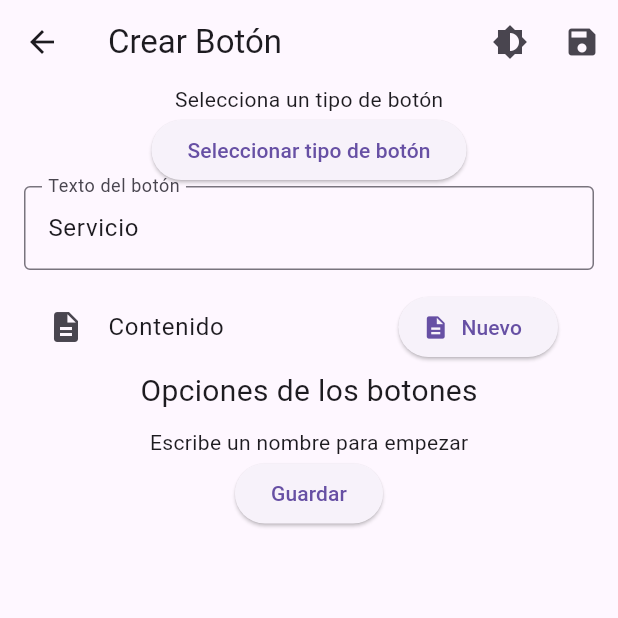
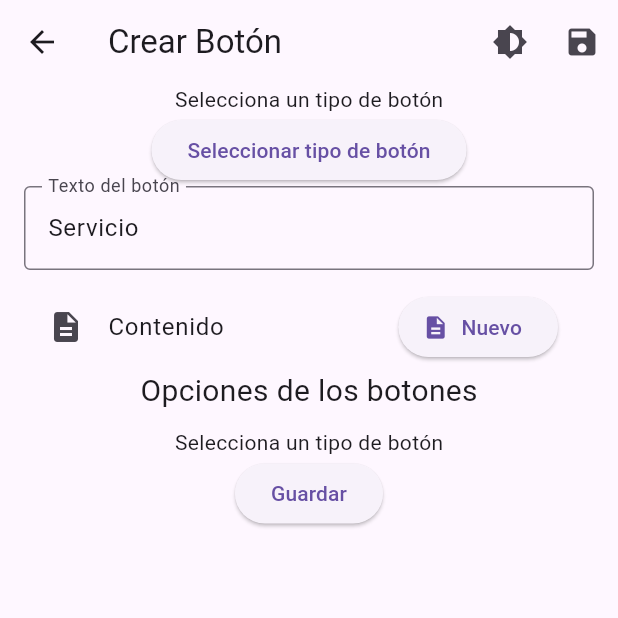
Before and after one commit to MagnoDaza/botones_medicos_ultimate_version, a Flutter app: the ButtonPage screen opened directly, on a phone screen of 412 x 824 dp, the top half of it. Run offline on Flutter 3.47's test engine with Material 3 defaults, Android fonts, the phone set to English and light mode, and no system bars; our stand-ins replace chips_choice, custom_refresh_indicator, flutter_colorpicker, fluttertoast, sqflite; missing offline and left inert: expansion_tile_group, flutter_quill, selectable_box; accounts and stored records are empty.

Commit message:
Funciona mejor el button optinons

```diff
--- a/lib/widget/button_options.dart
+++ b/lib/widget/button_options.dart
@@ -1,14 +1,13 @@
-import 'package:botones_medicos_ultimate_version/botones/widget/rainbow_icon.dart';
 import 'package:flutter/material.dart';
 import 'package:provider/provider.dart';
+import '../Screen/page_screen.dart';
 import '../botones/boton/elevated_button_data.dart';
-import '../botones/button_data.dart';
 import '../botones/widget/expansion_panel/custom_expansion_panel.dart';
+import '../botones/widget/rainbow_icon.dart';
 import '../controller/button_model.dart';
 import '../controller/color_notifier.dart';
 import '../controller/text_style_notifier.dart';
-// import '../rowbuttoncolor/button_row_fondo.dart';
-// import '../rowbuttoncolor/color_button_text.dart';
+import '../botones/button_data.dart';
 import '../rowbuttoncolor/custom_color_row.dart';
 
 class ButtonOptions extends StatefulWidget {
@@ -26,27 +25,26 @@ class ButtonOptions extends StatefulWidget {
 }
 
 class ButtonOptionsState extends State<ButtonOptions> {
-  ButtonType? lastButtonType;
+  // ButtonType? lastButtonType;
 
   @override
   Widget build(BuildContext context) {
     return Consumer<ButtonModel>(
       builder: (context, buttonModel, child) {
+        final selectedButtonType = context
+            .findAncestorStateOfType<ButtonPageState>()
+            ?.selectedButtonType;
+
+        if (selectedButtonType == null) {
+          return const Center(child: Text("Selecciona un tipo de botón"));
+        }
+
         if (buttonModel.factoryButtons.isEmpty) {
           return const Center(child: Text("Escribe un nombre para empezar"));
         }
 
         ButtonData buttonData =
             buttonModel.factoryButtons[buttonModel.selectedIndex];
-
-        // Reset TextStyleNotifier to default values when button type changes new button type and old button
-
-        if (lastButtonType != buttonData.type) {
-          lastButtonType = buttonData.type;
-          WidgetsBinding.instance.addPostFrameCallback((_) {
-            // context.read<TextStyleNotifier>().reset();
-          });
-        }
 
         switch (buttonData.type) {
           case ButtonType.elevated:
@@ -56,9 +54,7 @@ class ButtonOptionsState extends State<ButtonOptions> {
               children: [
                 CustomExpansionPanel(items: [
                   PanelItem(
-                      leading: RainbowIcon(
-                        iconData: Icons.format_color_fill,
-                      ),
+                    leading: RainbowIcon(iconData: Icons.format_color_fill),
                     headerValue: 'Color de fondo',
                     expandedValue: [
                       CustomColorButtonRow(
@@ -78,7 +74,8 @@ class ButtonOptionsState extends State<ButtonOptions> {
                               color: const Color(0xFF2196F3), name: 'Azul'),
                         ],
                       ),
-                      ]),
+                    ],
+                  ),
                   PanelItem(
                     leading: RainbowIcon(iconData: Icons.format_color_text),
                     headerValue: "Color de texto",
@@ -92,7 +89,8 @@ class ButtonOptionsState extends State<ButtonOptions> {
                           );
                           Provider.of<ColorNotifier>(context, listen: false)
                               .setTextColor(buttonData.id, newColor);
-                          }),
+                        },
+                      ),
                     ],
                   ),
                   PanelItem(
@@ -104,30 +102,6 @@ class ButtonOptionsState extends State<ButtonOptions> {
                     ],
                   ),
                 ]),
-
-                // ColorButtonRowFondo(
-                //   initialColor: elevatedButtonData.color,
-                //   updateButtonColor: (Color newColor) {
-                //     buttonModel.updateButton(
-                //       buttonModel.selectedIndex,
-                //       elevatedButtonData.copyWith(color: newColor),
-                //     );
-                //     Provider.of<ColorNotifier>(context, listen: false)
-                //         .setBackgroundColor(buttonData.id, newColor);
-                //   },
-                // // ),
-
-                // TextColorButtonRow(
-                //   initialColor: elevatedButtonData.textColor,
-                //   updateButtonTextColor: (Color newColor) {
-                //     buttonModel.updateButton(
-                //       buttonModel.selectedIndex,
-                //       elevatedButtonData.copyWith(textColor: newColor),
-                //     );
-                //     Provider.of<ColorNotifier>(context, listen: false)
-                //         .setTextColor(buttonData.id, newColor);
-                //   },
-                // ),
               ],
             );
           case ButtonType.outlined:
@@ -140,18 +114,26 @@ class ButtonOptionsState extends State<ButtonOptions> {
                     expandedValue: [
                       TextStyleOptions(
                           textStyleNotifier: widget.textStyleNotifier),
-                      ])
+                    ],
+                  )
                 ]),
               ],
             );
-          // Implementar opciones para OutlinedButton
           case ButtonType.adaptive:
             return Column(
               children: [
-                customStylesExpansionPanelWidget(widget.textStyleNotifier),
+                CustomExpansionPanel(items: [
+                  PanelItem(
+                    leading: const Icon(Icons.format_italic),
+                    headerValue: "Estilos de texto",
+                    expandedValue: [
+                      TextStyleOptions(
+                          textStyleNotifier: widget.textStyleNotifier),
+                    ],
+                  )
+                ]),
               ],
             );
-          // Implementar opciones para AdaptiveButton
           default:
             return Text("Tipo de botón no soportado: ${buttonData.type}");
         }
@@ -257,5 +239,3 @@ Widget customStylesExpansionPanelWidget(TextStyleNotifier textStyleNotifier) {
     ],
   );
 }
-
-//create a function to add a all button options to the button the same at buttonoption
```
Also changed, not shown: lib/controller/button_model.dart (+11 -11 lines). Lines whose indentation alone changed are shown as unchanged.
